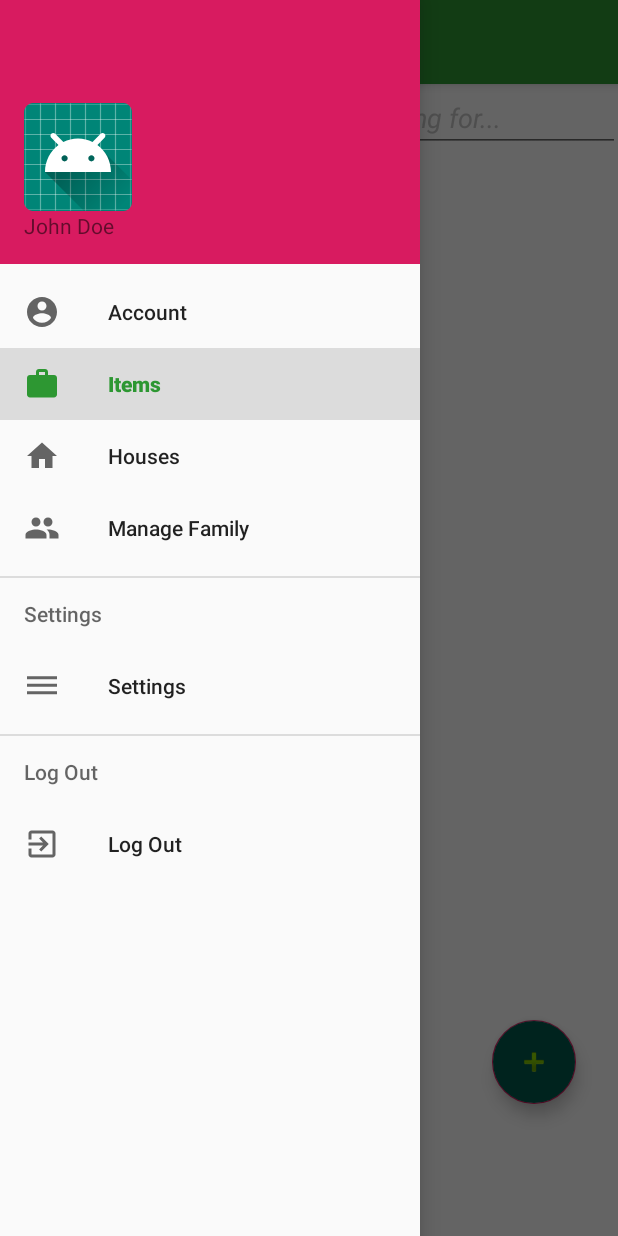
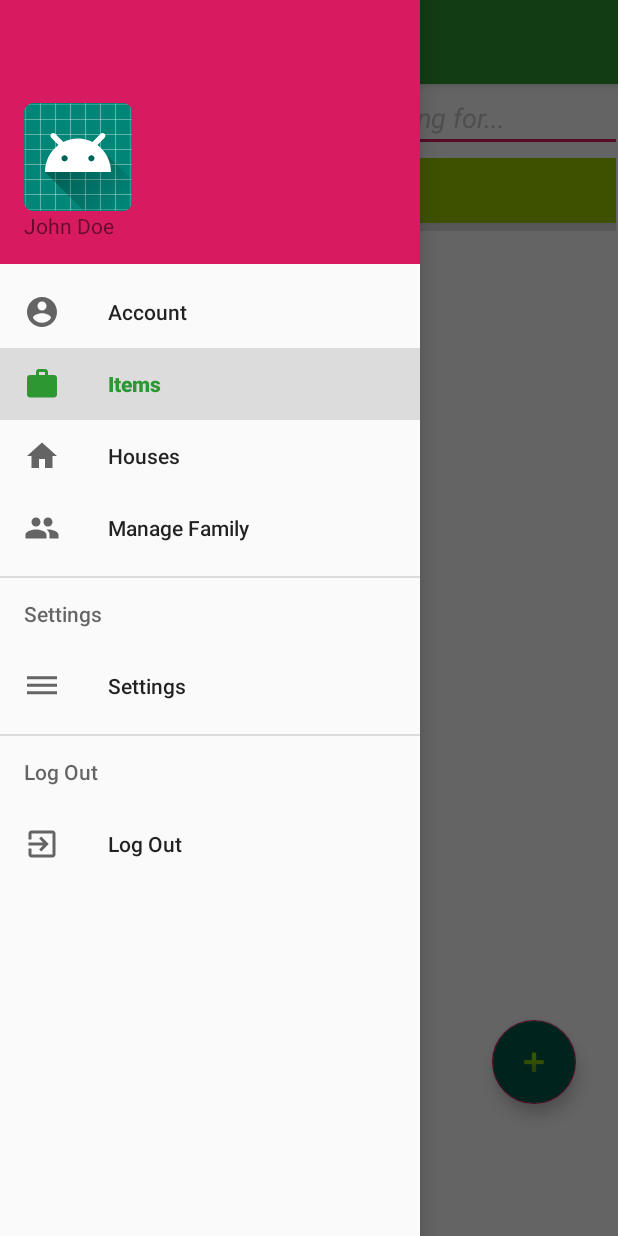
Before and after one commit to asilmian/It_proj_android, an Android app: the ItemFragment screen opened directly, with no data from a screen before it, with the side drawer open, on a phone screen of 412 x 824 dp. Run offline under Robolectric (Android 15) with nearby library versions, the phone set to English and light mode, and no system bars; our stand-ins replace Firebase (no records; nobody signed in at launch, a user with empty details on screens opened directly); network calls fail; pictures from the network do not load.

Commit message:
completed network refactor

```diff
--- a/ItemOrganizer/app/build.gradle
+++ b/ItemOrganizer/app/build.gradle
@@ -33,6 +33,11 @@ dependencies {
     implementation 'com.google.firebase:firebase-auth:19.1.0'
     implementation 'com.google.firebase:firebase-firestore:21.1.1'
     implementation 'com.google.firebase:firebase-storage:19.1.0'
+    implementation 'com.firebaseui:firebase-ui-storage:4.3.1'
+    implementation 'com.github.bumptech.glide:glide:4.10.0'
+    implementation 'com.github.bumptech.glide:annotations:4.10.0'
+    annotationProcessor 'com.github.bumptech.glide:compiler:4.10.0'
+
 
 }
 
--- a/ItemOrganizer/app/src/main/java/com/example/itemorganizer/HomePage/FamilyRAdapter.java
+++ b/ItemOrganizer/app/src/main/java/com/example/itemorganizer/HomePage/FamilyRAdapter.java
@@ -28,7 +28,7 @@ public class FamilyRAdapter extends RecyclerView.Adapter<FamilyRAdapter.FamViewH
         public FamViewHolder(View v){
             super(v);
             tx = v.findViewById(R.id.famName);
-            cardView = v.findViewById(R.id.card_view);
+            cardView = v.findViewById(R.id.itemViewCardView);
         }
     }
 
--- a/ItemOrganizer/app/src/main/java/com/example/itemorganizer/HomePage/ItemFragment.java
+++ b/ItemOrganizer/app/src/main/java/com/example/itemorganizer/HomePage/ItemFragment.java
@@ -1,17 +1,26 @@
 package com.example.itemorganizer.HomePage;
 
 import android.content.Intent;
+import android.os.AsyncTask;
 import android.os.Bundle;
 import android.util.Log;
 import android.view.LayoutInflater;
 import android.view.View;
 import android.view.ViewGroup;
+import android.widget.Button;
+import android.widget.EditText;
+import android.widget.ProgressBar;
 
+import com.example.itemorganizer.AccountLogin;
 import com.example.itemorganizer.AddItem.AddItemActivity;
 import com.example.itemorganizer.BackendItem;
 import com.example.itemorganizer.BackendReq;
 import com.example.itemorganizer.R;
+import com.example.itemorganizer.UserSingleton;
+import com.example.itemorganizer.UtilityFunctions;
 import com.google.android.material.floatingactionbutton.FloatingActionButton;
+import com.google.firebase.storage.FirebaseStorage;
+import com.google.firebase.storage.StorageReference;
 
 import androidx.annotation.NonNull;
 import androidx.annotation.Nullable;
@@ -22,6 +31,7 @@ import androidx.recyclerview.widget.RecyclerView;
 import org.json.JSONArray;
 import org.json.JSONObject;
 
+import java.io.IOException;
 import java.util.ArrayList;
 import java.util.HashMap;
 
@@ -32,14 +42,24 @@ public class ItemFragment extends Fragment {
 
     private RecyclerView recyclerView;
     private ItemRAdapter mAdapter;
+    private Button searchButton;
+    private EditText eSearchT;
+    private ProgressBar spinner;
 
-    private final static String URL = "http://167.71.243.144:5000/user/info/families";
+    private final static String ITEM_URL = "item/list/";
 
     @Nullable
     @Override
     public View onCreateView(@NonNull LayoutInflater inflater, @Nullable ViewGroup container, @Nullable Bundle savedInstanceState) {
         View view = inflater.inflate(R.layout.fragment_item, container, false);
+        if(UserSingleton.getInstance().getUserToken() == null){
+            Intent intent = new Intent(view.getContext(), AccountLogin.class);
+            startActivity(intent);
+        }
 
+        searchButton = view.findViewById(R.id.search_btn);
+        eSearchT = view.findViewById(R.id.searchText);
+        spinner = view.findViewById(R.id.itemViewProgBar);
 
         FloatingActionButton fab = view.findViewById(R.id.add_new_item);
         fab.setOnClickListener(new View.OnClickListener() {
@@ -65,28 +85,54 @@ public class ItemFragment extends Fragment {
     }
 
     private void showItems(){
-        //get fams
-        BackendItem get_req = new BackendItem(URL, BackendItem.GET);
+        spinner.setVisibility(View.VISIBLE);
+        BackendItem get_req = new BackendItem(UserSingleton.IP + ITEM_URL, BackendItem.GET);
         get_req.setHeaders(new HashMap<String, String>());
         Log.d(TAG,get_req.getHeaders().toString());
-        BackendReq.send_req(get_req);
-        //Items = []
-        ArrayList<ArrayList<String>> items = getItemData(get_req);
 
 
-        //put items on display
-        for (ArrayList<String> item : items){
-            this.mAdapter.addAndNotify(item);
+        try{
+            new GetItemInfoTask().execute(get_req);
+        } catch (Exception e){
+            Log.e(TAG, "showItems: ",e);
         }
     }
 
+    ////////////////////////////////////////////////////////////////////////////////////////////////
+    private class GetItemInfoTask extends AsyncTask<BackendItem, Void, BackendItem> {
+        @Override
+        protected BackendItem doInBackground(BackendItem... items) {
+            // params comes from the execute() call: params[0] is the url.
+            try {
+                BackendReq.httpReq(items[0]);
+            } catch (IOException e) {
+                Log.e(BackendReq.class.toString(), e.toString());
+                items[0].setResponse_code(777);
+                items[0].setResponse("Connection failed to backend or request is invalid");
+            }
+            return items[0];
+        }
 
-    private ArrayList<ArrayList<String>> getItemData(BackendItem req){
+        @Override
+        protected void onPostExecute(BackendItem item) {
+            super.onPostExecute(item);
+            ArrayList<ArrayList<String>> viewItems = getItemData(item.getResponse());
+            //put items on display
+            for (ArrayList<String> viewItem : viewItems){
+                mAdapter.addAndNotify(viewItem);
+            }
+
+            spinner.setVisibility(View.GONE);
+        }
+    }
+
+    //uses response to get item data
+    private ArrayList<ArrayList<String>> getItemData(String data){
         //Array of Data
         ArrayList<ArrayList<String>> result = new ArrayList<>();
 
         try{
-            JSONObject raw_data = new JSONObject(req.getResponse());
+            JSONObject raw_data = new JSONObject(data);
             JSONArray keys  = raw_data.names();
 
             for (int i=0; i<keys.length(); i++){
@@ -94,8 +140,8 @@ public class ItemFragment extends Fragment {
                 ArrayList<String> tempData = new ArrayList<>();
 
                 tempData.add(raw_data.getJSONObject(key).getString("name")); // First element
-                tempData.add(raw_data.getJSONObject(key).getString("desc")); // Second Element
-                tempData.add(raw_data.getJSONObject(key).getString("tags")); // Third Element
+                tempData.add(raw_data.getJSONObject(key).getString("description")); // Second Element
+                tempData.add(UtilityFunctions.convertTags(raw_data.getJSONObject(key).getJSONArray("tags"))); // Third Element
                 tempData.add(raw_data.getJSONObject(key).getString("image")); // Fourth Element
 
                 result.add(tempData);
@@ -105,4 +151,6 @@ public class ItemFragment extends Fragment {
         }
         return result;
     }
+
+
 }
--- a/ItemOrganizer/app/src/main/res/layout/fam_card_view.xml
+++ b/ItemOrganizer/app/src/main/res/layout/fam_card_view.xml
@@ -13,7 +13,7 @@
         android:background="@color/common_google_signin_btn_text_dark_default" />
 
     <androidx.cardview.widget.CardView
-        android:id="@+id/card_view"
+        android:id="@+id/itemViewCardView"
         android:layout_width="372dp"
         android:layout_height="wrap_content"
         android:animationCache="false"
--- a/ItemOrganizer/app/src/main/res/layout/fragment_item.xml
+++ b/ItemOrganizer/app/src/main/res/layout/fragment_item.xml
@@ -8,59 +8,22 @@
     android:layout_height="match_parent"
     >
 
-    <ScrollView
-        android:id="@+id/scrollView3"
-        android:layout_width="match_parent"
-        android:layout_height="match_parent"
-        android:layout_marginTop="49dp"
-        app:layout_constraintEnd_toEndOf="parent"
-        app:layout_constraintStart_toStartOf="parent"
-        app:layout_constraintTop_toBottomOf="@+id/tableRow">
-
-
     <LinearLayout
         android:id="@+id/linearLayout"
-            android:layout_width="0dp"
-            android:layout_height="0dp"
+        android:layout_width="408dp"
+        android:layout_height="690dp"
         android:orientation="vertical"
         app:layout_constraintBottom_toBottomOf="parent"
         app:layout_constraintEnd_toEndOf="parent"
+        app:layout_constraintHorizontal_bias="0.666"
         app:layout_constraintStart_toStartOf="parent"
         app:layout_constraintTop_toTopOf="parent"
-            app:layout_constraintVertical_bias="0.24000001">
-
-            <TextView
-                android:id="@+id/textView7"
-                android:layout_width="match_parent"
-                android:layout_height="43dp"
-                android:background="@android:color/holo_green_light"
-                android:text="@string/family_manager"
-                android:textAlignment="center"
-                android:textColor="@color/common_google_signin_btn_text_dark_focused"
-                android:textSize="24sp" />
-
-            <View
-                android:id="@+id/divider3"
-                android:layout_width="match_parent"
-                android:layout_height="5dp"
-                android:background="?android:attr/listDivider" />
-
-            <androidx.recyclerview.widget.RecyclerView
-                android:id="@+id/item_recycler"
-                android:layout_width="match_parent"
-                android:layout_height="wrap_content"
-                android:scrollbars="vertical">
-
-            </androidx.recyclerview.widget.RecyclerView>
-
-        </LinearLayout>
-    </ScrollView>
+        app:layout_constraintVertical_bias="0.0">
 
         <TableRow
             android:id="@+id/tableRow"
             android:layout_width="match_parent"
-        android:layout_height="49dp"
-        app:layout_constraintTop_toTopOf="parent">
+            android:layout_height="49dp">
 
             <Button
                 android:id="@+id/search_btn"
@@ -80,6 +43,32 @@
 
         </TableRow>
 
+        <TextView
+            android:id="@+id/textView7"
+            android:layout_width="match_parent"
+            android:layout_height="43dp"
+            android:background="@android:color/holo_green_light"
+            android:text="@string/your_items"
+            android:textAlignment="center"
+            android:textColor="@color/common_google_signin_btn_text_dark_focused"
+            android:textSize="24sp" />
+
+        <View
+            android:id="@+id/divider3"
+            android:layout_width="match_parent"
+            android:layout_height="5dp"
+            android:background="?android:attr/listDivider" />
+
+        <androidx.recyclerview.widget.RecyclerView
+            android:id="@+id/item_recycler"
+            android:layout_width="match_parent"
+            android:layout_height="489dp"
+            android:scrollbars="vertical">
+
+        </androidx.recyclerview.widget.RecyclerView>
+
+    </LinearLayout>
+
     <com.google.android.material.floatingactionbutton.FloatingActionButton
         android:id="@+id/add_new_item"
         android:layout_width="wrap_content"
@@ -95,4 +84,14 @@
         app:layout_constraintVertical_bias="0.876"
         app:rippleColor="@color/colorPrimary"
         app:srcCompat="@android:drawable/ic_input_add" />
+
+    <ProgressBar
+        android:id="@+id/itemViewProgBar"
+        style="?android:attr/progressBarStyle"
+        android:layout_width="253dp"
+        android:layout_height="185dp"
+        app:layout_constraintBottom_toBottomOf="@+id/linearLayout"
+        app:layout_constraintEnd_toEndOf="parent"
+        app:layout_constraintStart_toStartOf="parent"
+        app:layout_constraintTop_toTopOf="parent" />
 </androidx.constraintlayout.widget.ConstraintLayout>
--- a/ItemOrganizer/app/src/main/res/values/strings.xml
+++ b/ItemOrganizer/app/src/main/res/values/strings.xml
@@ -40,4 +40,5 @@
     <string name="enter_item_tags">Enter Item tags</string>
     <string name="togglebutton">ToggleButton</string>
     <string name="suggest_tags">suggest tags</string>
+    <string name="your_items">Your Items</string>
 </resources>
```
Also changed, not shown: ItemOrganizer/app/src/main/java/com/example/itemorganizer/AddItem/AddItemActivity.java (+4 -9 lines), ItemOrganizer/app/src/main/java/com/example/itemorganizer/HomePage/ItemRAdapter.java (+12 -9 lines), ItemOrganizer/app/src/main/java/com/example/itemorganizer/MyAppGlideModule.java (added, +23 -0 lines), ItemOrganizer/app/src/main/java/com/example/itemorganizer/UtilityFunctions.java (+17 -0 lines), ItemOrganizer/app/src/main/res/layout/item_card_view.xml (+39 -61 lines). Lines whose indentation alone changed are shown as unchanged.
